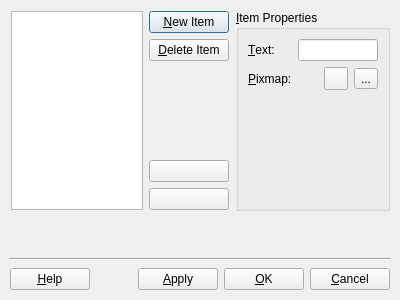
The window that tools/designer/src/components/taskmenu/listwidgeteditor.ui (arnt/qt-history2) describes before a commit, drawn with Qt 5.
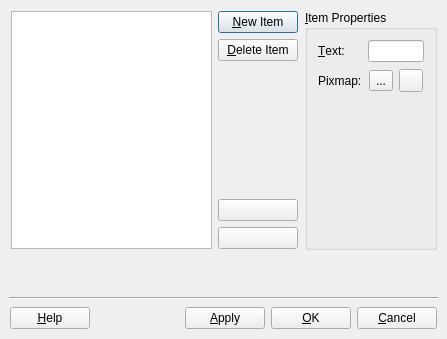
The same window after the commit.

Patch:
```diff
--- a/tools/designer/src/components/taskmenu/listwidgeteditor.ui
+++ b/tools/designer/src/components/taskmenu/listwidgeteditor.ui
@@ -11,8 +11,8 @@
    <rect>
     <x>0</x>
     <y>0</y>
-    <width>400</width>
-    <height>300</height>
+    <width>447</width>
+    <height>339</height>
    </rect>
   </property>
   <property name="windowTitle" >
@@ -57,10 +57,10 @@
          </property>
          <property name="geometry" >
           <rect>
-           <x>151</x>
+           <x>195</x>
            <y>1</y>
-           <width>75</width>
-           <height>26</height>
+           <width>84</width>
+           <height>29</height>
           </rect>
          </property>
          <property name="text" >
@@ -78,10 +78,10 @@
          </property>
          <property name="geometry" >
           <rect>
-           <x>151</x>
-           <y>130</y>
-           <width>75</width>
-           <height>26</height>
+           <x>195</x>
+           <y>168</y>
+           <width>84</width>
+           <height>27</height>
           </rect>
          </property>
          <property name="text" >
@@ -96,10 +96,10 @@
          </property>
          <property name="geometry" >
           <rect>
-           <x>151</x>
-           <y>65</y>
-           <width>75</width>
-           <height>59</height>
+           <x>195</x>
+           <y>69</y>
+           <width>84</width>
+           <height>93</height>
           </rect>
          </property>
          <property name="orientation" >
@@ -120,10 +120,10 @@
          </property>
          <property name="geometry" >
           <rect>
-           <x>151</x>
-           <y>162</y>
-           <width>75</width>
-           <height>26</height>
+           <x>195</x>
+           <y>201</y>
+           <width>84</width>
+           <height>27</height>
           </rect>
          </property>
          <property name="text" >
@@ -138,10 +138,10 @@
          </property>
          <property name="geometry" >
           <rect>
-           <x>151</x>
-           <y>33</y>
-           <width>75</width>
-           <height>26</height>
+           <x>195</x>
+           <y>36</y>
+           <width>84</width>
+           <height>27</height>
           </rect>
          </property>
          <property name="text" >
@@ -158,8 +158,8 @@
           <rect>
            <x>1</x>
            <y>1</y>
-           <width>144</width>
-           <height>187</height>
+           <width>188</width>
+           <height>227</height>
           </rect>
          </property>
         </widget>
@@ -173,16 +173,16 @@
        </property>
        <property name="geometry" >
         <rect>
-         <x>234</x>
+         <x>287</x>
          <y>1</y>
-         <width>147</width>
-         <height>189</height>
+         <width>141</width>
+         <height>229</height>
         </rect>
        </property>
        <property name="title" >
         <string>&amp;Item Properties</string>
        </property>
-       <layout class="QGridLayout" >
+       <layout class="QVBoxLayout" >
         <property name="objectName" >
          <string notr="true" />
         </property>
@@ -192,48 +192,17 @@
         <property name="spacing" >
          <number>6</number>
         </property>
-        <item row="2" column="1" >
-         <spacer>
+        <item>
+         <layout class="QGridLayout" >
           <property name="objectName" >
            <string notr="true" >verticalSpacer_2</string>
           </property>
-          <property name="geometry" >
-           <rect>
-            <x>61</x>
-            <y>77</y>
-            <width>20</width>
-            <height>101</height>
-           </rect>
+          <property name="margin" >
+           <number>1</number>
           </property>
-          <property name="orientation" >
-           <enum>Qt::Vertical</enum>
+          <property name="spacing" >
+           <number>6</number>
           </property>
-          <property name="sizeHint" >
-           <size>
-            <width>20</width>
-            <height>40</height>
-           </size>
-          </property>
-         </spacer>
-        </item>
-        <item row="1" column="1" >
-         <widget class="QLabel" name="label_2_2" >
-          <property name="objectName" >
-           <string notr="true" >label_2_2</string>
-          </property>
-          <property name="geometry" >
-           <rect>
-            <x>61</x>
-            <y>50</y>
-            <width>20</width>
-            <height>21</height>
-           </rect>
-          </property>
-          <property name="text" >
-           <string/>
-          </property>
-         </widget>
-        </item>
         <item row="1" column="0" >
          <widget class="QLabel" name="label_2" >
           <property name="objectName" >
@@ -241,49 +210,66 @@
           </property>
           <property name="geometry" >
            <rect>
-            <x>11</x>
-            <y>50</y>
-            <width>44</width>
-            <height>21</height>
+              <x>1</x>
+              <y>28</y>
+              <width>49</width>
+              <height>24</height>
            </rect>
           </property>
           <property name="text" >
-           <string>&amp;Pixmap:</string>
+             <string>Pixmap:</string>
           </property>
           <property name="buddy" >
            <cstring>browseButton</cstring>
           </property>
          </widget>
         </item>
-        <item row="1" column="2" >
+          <item row="1" column="1" >
+           <layout class="QHBoxLayout" >
+            <property name="objectName" >
+             <string notr="true" />
+            </property>
+            <property name="margin" >
+             <number>1</number>
+            </property>
+            <property name="spacing" >
+             <number>6</number>
+            </property>
+            <item>
+             <spacer>
+              <property name="objectName" >
+               <string notr="true" >horizontalSpacer_2</string>
+              </property>
+              <property name="geometry" >
+               <rect>
+                <x>1</x>
+                <y>2</y>
+                <width>0</width>
+                <height>20</height>
+               </rect>
+              </property>
+              <property name="orientation" >
+               <enum>Qt::Horizontal</enum>
+              </property>
+              <property name="sizeHint" >
+               <size>
+                <width>20</width>
+                <height>20</height>
+               </size>
+              </property>
+             </spacer>
+            </item>
+            <item>
          <widget class="QToolButton" name="previewButton" >
           <property name="objectName" >
            <string notr="true" >previewButton</string>
           </property>
           <property name="geometry" >
            <rect>
-            <x>87</x>
-            <y>50</y>
-            <width>22</width>
-            <height>21</height>
-           </rect>
-          </property>
-          <property name="text" >
-           <string/>
-          </property>
-         </widget>
-        </item>
-        <item row="1" column="3" >
-         <widget class="QToolButton" name="browseButton" >
-          <property name="objectName" >
-           <string notr="true" >browseButton</string>
-          </property>
-          <property name="geometry" >
-           <rect>
-            <x>115</x>
-            <y>50</y>
-            <width>21</width>
-            <height>21</height>
+                <x>7</x>
+                <y>1</y>
+                <width>26</width>
+                <height>22</height>
            </rect>
           </property>
           <property name="text" >
@@ -291,6 +277,23 @@
           </property>
          </widget>
         </item>
+            <item>
+             <widget class="QToolButton" name="deleteButton" >
+              <property name="objectName" >
+               <string notr="true" >deleteButton</string>
+              </property>
+              <property name="geometry" >
+               <rect>
+                <x>39</x>
+                <y>1</y>
+                <width>22</width>
+                <height>21</height>
+               </rect>
+              </property>
+             </widget>
+            </item>
+           </layout>
+          </item>
         <item row="0" column="0" >
          <widget class="QLabel" name="label" >
           <property name="objectName" >
@@ -298,10 +301,10 @@
           </property>
           <property name="geometry" >
            <rect>
-            <x>11</x>
-            <y>21</y>
-            <width>44</width>
-            <height>23</height>
+              <x>1</x>
+              <y>1</y>
+              <width>49</width>
+              <height>21</height>
            </rect>
           </property>
           <property name="text" >
@@ -312,20 +315,46 @@
           </property>
          </widget>
         </item>
-        <item row="0" column="1" colspan="3" >
+          <item row="0" column="1" >
          <widget class="QLineEdit" name="itemTextLineEdit" >
           <property name="objectName" >
            <string notr="true" >itemTextLineEdit</string>
           </property>
           <property name="geometry" >
            <rect>
-            <x>61</x>
-            <y>21</y>
-            <width>75</width>
-            <height>23</height>
+              <x>56</x>
+              <y>1</y>
+              <width>62</width>
+              <height>21</height>
            </rect>
           </property>
          </widget>
+          </item>
+         </layout>
+        </item>
+        <item>
+         <spacer>
+          <property name="objectName" >
+           <string notr="true" >verticalSpacer_2</string>
+          </property>
+          <property name="geometry" >
+           <rect>
+            <x>60</x>
+            <y>81</y>
+            <width>20</width>
+            <height>137</height>
+           </rect>
+          </property>
+          <property name="orientation" >
+           <enum>Qt::Vertical</enum>
+          </property>
+          <property name="sizeHint" >
+           <size>
+            <width>20</width>
+            <height>40</height>
+           </size>
+          </property>
+         </spacer>
         </item>
        </layout>
       </widget>
@@ -340,8 +369,8 @@
      <property name="geometry" >
       <rect>
        <x>9</x>
-       <y>206</y>
-       <width>382</width>
+       <y>246</y>
+       <width>429</width>
        <height>40</height>
       </rect>
      </property>
@@ -367,8 +396,8 @@
      <property name="geometry" >
       <rect>
        <x>9</x>
-       <y>252</y>
-       <width>382</width>
+       <y>292</y>
+       <width>429</width>
        <height>3</height>
       </rect>
      </property>
@@ -399,9 +428,9 @@
        <property name="geometry" >
         <rect>
          <x>1</x>
-         <y>2</y>
+         <y>1</y>
          <width>75</width>
-         <height>26</height>
+         <height>27</height>
         </rect>
        </property>
        <property name="text" >
@@ -418,8 +447,8 @@
         <rect>
          <x>82</x>
          <y>1</y>
-         <width>54</width>
-         <height>28</height>
+         <width>103</width>
+         <height>27</height>
         </rect>
        </property>
        <property name="orientation" >
@@ -440,10 +469,10 @@
        </property>
        <property name="geometry" >
         <rect>
-         <x>142</x>
-         <y>2</y>
+         <x>191</x>
+         <y>1</y>
          <width>75</width>
-         <height>26</height>
+         <height>27</height>
         </rect>
        </property>
        <property name="text" >
@@ -458,10 +487,10 @@
        </property>
        <property name="geometry" >
         <rect>
-         <x>223</x>
+         <x>272</x>
          <y>1</y>
-         <width>77</width>
-         <height>28</height>
+         <width>75</width>
+         <height>27</height>
         </rect>
        </property>
        <property name="text" >
@@ -476,10 +505,10 @@
        </property>
        <property name="geometry" >
         <rect>
-         <x>306</x>
-         <y>2</y>
+         <x>353</x>
+         <y>1</y>
          <width>75</width>
-         <height>26</height>
+         <height>27</height>
         </rect>
        </property>
        <property name="text" >
```
Left out of the diff: 10 changed lines with no effect on the pictures. Lines whose indentation alone changed are shown as unchanged.
